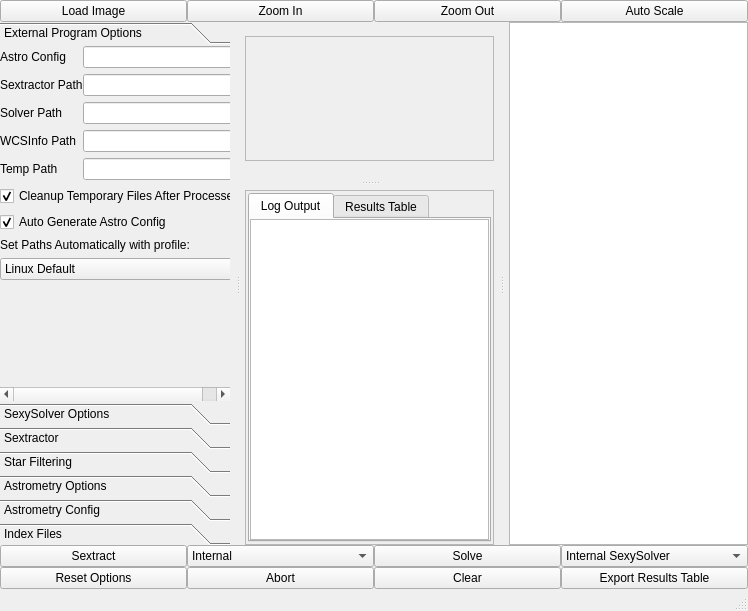
Old version of the form mainwindow.ui in the repository rlancaste/stellarsolver.
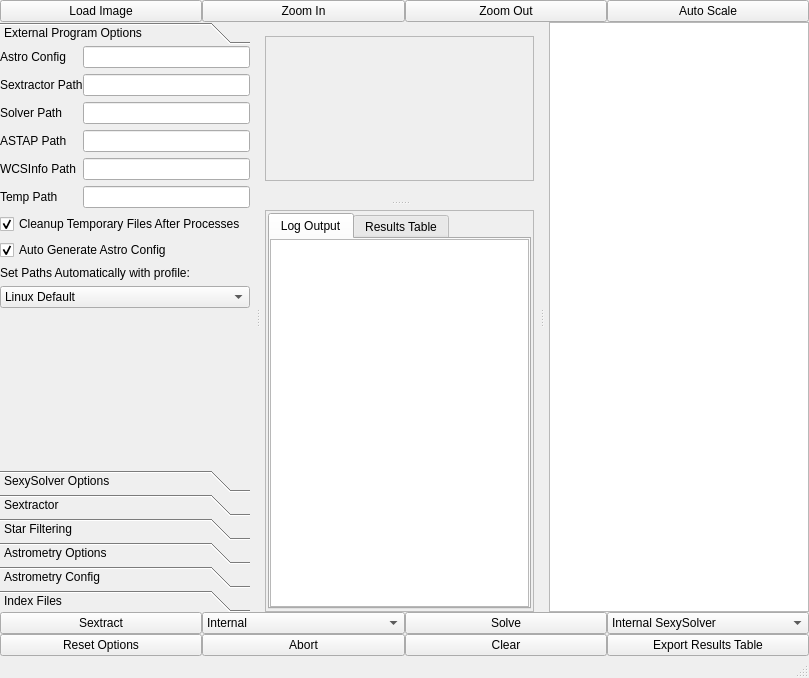
New version of the form. The open tabs and pages were chosen to show the change. Custom widgets are drawn as their Qt base class.

Diff of the .ui file:
```diff
--- a/mainwindow.ui
+++ b/mainwindow.ui
@@ -6,8 +6,8 @@
    <rect>
     <x>0</x>
     <y>0</y>
-    <width>748</width>
-    <height>611</height>
+    <width>809</width>
+    <height>678</height>
    </rect>
   </property>
   <property name="font">
@@ -100,7 +100,7 @@
           <x>0</x>
           <y>0</y>
           <width>273</width>
-          <height>300</height>
+          <height>333</height>
          </rect>
         </property>
         <attribute name="label">
@@ -125,53 +125,6 @@
          <property name="verticalSpacing">
           <number>-1</number>
          </property>
-         <item row="4" column="0">
-          <widget class="QLabel" name="label_42">
-           <property name="text">
-            <string>WCSInfo Path</string>
-           </property>
-          </widget>
-         </item>
-         <item row="1" column="0">
-          <widget class="QLabel" name="label">
-           <property name="text">
-            <string>Sextractor Path</string>
-           </property>
-          </widget>
-         </item>
-         <item row="4" column="1">
-          <widget class="QLineEdit" name="wcsPath"/>
-         </item>
-         <item row="6" column="1">
-          <widget class="QLineEdit" name="tempPath"/>
-         </item>
-         <item row="15" column="0">
-          <spacer name="verticalSpacer_2">
-           <property name="orientation">
-            <enum>Qt::Vertical</enum>
-           </property>
-           <property name="sizeHint" stdset="0">
-            <size>
-             <width>20</width>
-             <height>40</height>
-            </size>
-           </property>
-          </spacer>
-         </item>
-         <item row="6" column="0">
-          <widget class="QLabel" name="label_11">
-           <property name="text">
-            <string>Temp Path</string>
-           </property>
-          </widget>
-         </item>
-         <item row="1" column="1">
-          <widget class="QLineEdit" name="sextractorPath">
-           <property name="text">
-            <string/>
-           </property>
-          </widget>
-         </item>
          <item row="3" column="0">
           <widget class="QLabel" name="label_2">
            <property name="text">
@@ -179,25 +132,8 @@
            </property>
           </widget>
          </item>
-         <item row="9" column="0" colspan="2">
-          <widget class="QCheckBox" name="cleanupTemp">
-           <property name="text">
-            <string>Cleanup Temporary Files After Processes</string>
-           </property>
-           <property name="checked">
-            <bool>true</bool>
-           </property>
-          </widget>
-         </item>
-         <item row="10" column="0" colspan="2">
-          <widget class="QCheckBox" name="generateAstrometryConfig">
-           <property name="text">
-            <string>Auto Generate Astro Config</string>
-           </property>
-           <property name="checked">
-            <bool>true</bool>
-           </property>
-          </widget>
+         <item row="5" column="1">
+          <widget class="QLineEdit" name="wcsPath"/>
          </item>
          <item row="0" column="1">
           <widget class="QLineEdit" name="configFilePath">
@@ -206,24 +142,14 @@
            </property>
           </widget>
          </item>
-         <item row="0" column="0">
-          <widget class="QLabel" name="label_3">
-           <property name="text">
-            <string>Astro Config</string>
-           </property>
-          </widget>
-         </item>
-         <item row="3" column="1">
-          <widget class="QLineEdit" name="solverPath"/>
-         </item>
-         <item row="13" column="0" colspan="2">
+         <item row="14" column="0" colspan="2">
           <widget class="QLabel" name="label_10">
            <property name="text">
             <string>Set Paths Automatically with profile:</string>
            </property>
           </widget>
          </item>
-         <item row="14" column="0" colspan="2">
+         <item row="15" column="0" colspan="2">
           <widget class="QComboBox" name="setPathsAutomatically">
            <item>
             <property name="text">
@@ -252,6 +178,90 @@
            </item>
           </widget>
          </item>
+         <item row="1" column="0">
+          <widget class="QLabel" name="label">
+           <property name="text">
+            <string>Sextractor Path</string>
+           </property>
+          </widget>
+         </item>
+         <item row="5" column="0">
+          <widget class="QLabel" name="label_42">
+           <property name="text">
+            <string>WCSInfo Path</string>
+           </property>
+          </widget>
+         </item>
+         <item row="7" column="0">
+          <widget class="QLabel" name="label_11">
+           <property name="text">
+            <string>Temp Path</string>
+           </property>
+          </widget>
+         </item>
+         <item row="11" column="0" colspan="2">
+          <widget class="QCheckBox" name="generateAstrometryConfig">
+           <property name="text">
+            <string>Auto Generate Astro Config</string>
+           </property>
+           <property name="checked">
+            <bool>true</bool>
+           </property>
+          </widget>
+         </item>
+         <item row="7" column="1">
+          <widget class="QLineEdit" name="tempPath"/>
+         </item>
+         <item row="16" column="0">
+          <spacer name="verticalSpacer_2">
+           <property name="orientation">
+            <enum>Qt::Vertical</enum>
+           </property>
+           <property name="sizeHint" stdset="0">
+            <size>
+             <width>20</width>
+             <height>40</height>
+            </size>
+           </property>
+          </spacer>
+         </item>
+         <item row="1" column="1">
+          <widget class="QLineEdit" name="sextractorPath">
+           <property name="text">
+            <string/>
+           </property>
+          </widget>
+         </item>
+         <item row="3" column="1">
+          <widget class="QLineEdit" name="solverPath"/>
+         </item>
+         <item row="10" column="0" colspan="2">
+          <widget class="QCheckBox" name="cleanupTemp">
+           <property name="text">
+            <string>Cleanup Temporary Files After Processes</string>
+           </property>
+           <property name="checked">
+            <bool>true</bool>
+           </property>
+          </widget>
+         </item>
+         <item row="0" column="0">
+          <widget class="QLabel" name="label_3">
+           <property name="text">
+            <string>Astro Config</string>
+           </property>
+          </widget>
+         </item>
+         <item row="4" column="1">
+          <widget class="QLineEdit" name="astapPath"/>
+         </item>
+         <item row="4" column="0">
+          <widget class="QLabel" name="label_45">
+           <property name="text">
+            <string>ASTAP Path</string>
+           </property>
+          </widget>
+         </item>
         </layout>
        </widget>
        <widget class="QWidget" name="SexySolverOptions">
@@ -1244,8 +1254,8 @@
              <rect>
               <x>0</x>
               <y>0</y>
-              <width>257</width>
-              <height>115</height>
+              <width>279</width>
+              <height>125</height>
              </rect>
             </property>
             <layout class="QGridLayout" name="gridLayout_2">
@@ -1302,8 +1312,8 @@
           <rect>
            <x>0</x>
            <y>0</y>
-           <width>259</width>
-           <height>314</height>
+           <width>281</width>
+           <height>337</height>
           </rect>
          </property>
          <property name="sizePolicy">
```
Left out of the diff: 2 changed lines with no effect on the pictures.
